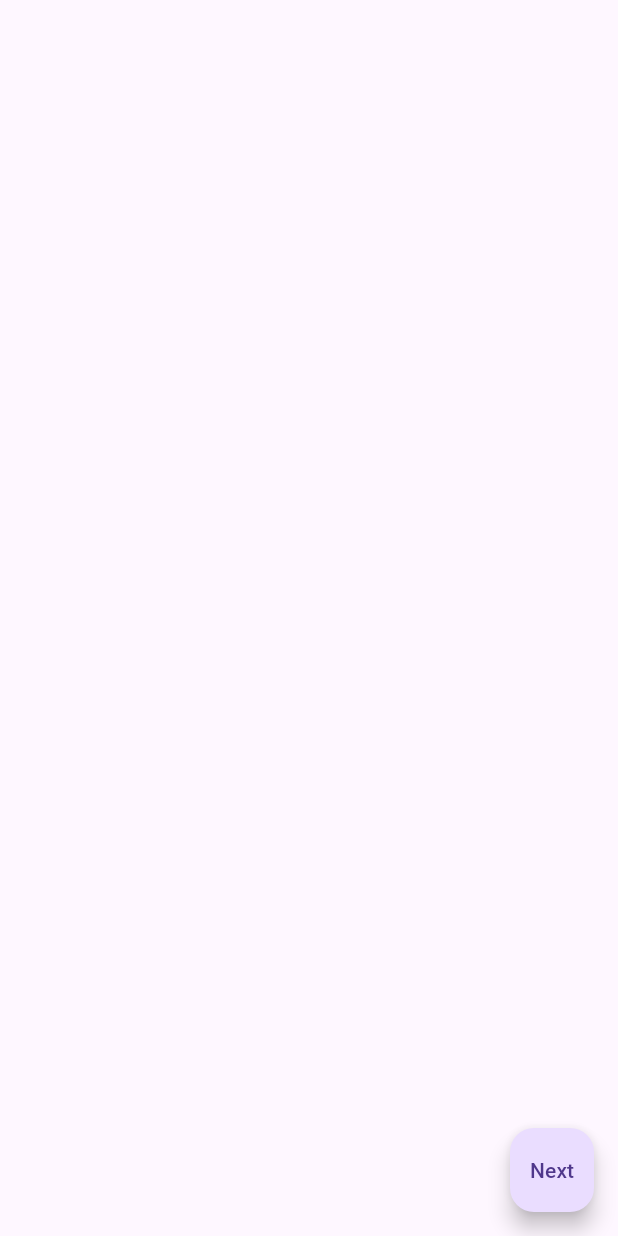
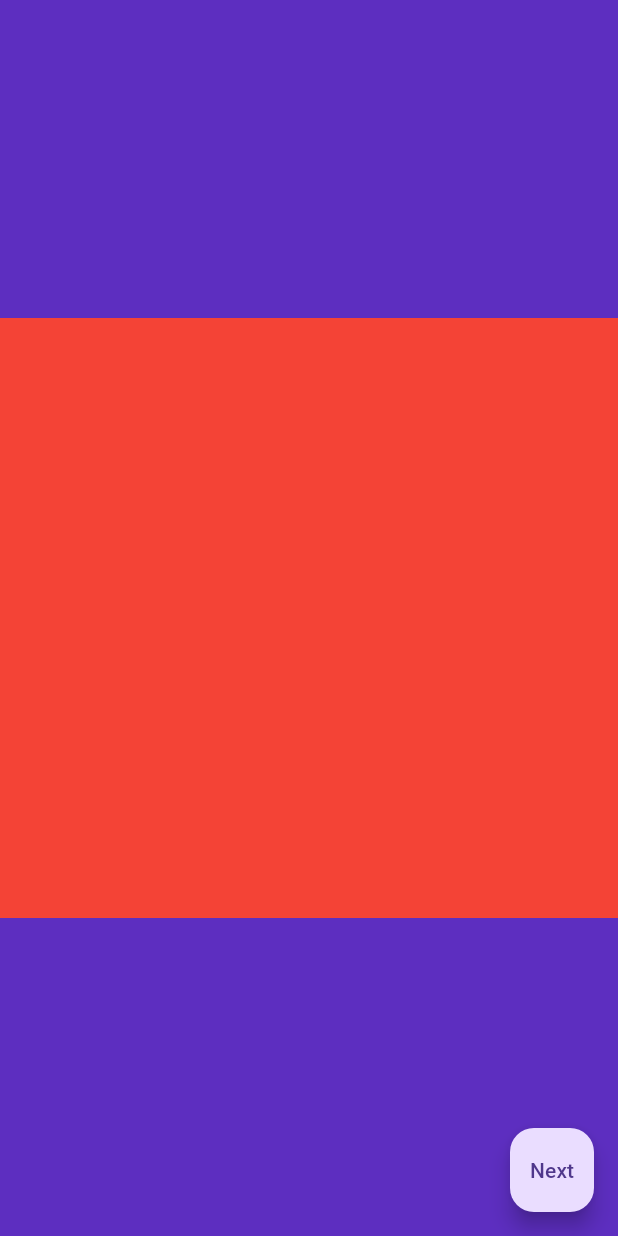
Before and after one commit to sandesh-z/curve_extrapolation, a Flutter app: the screen it shows after launch, on a phone screen of 412 x 824 dp. Run offline on Flutter 3.47's test engine with Material 3 defaults, Android fonts, the light colour scheme and no system bars; our stand-ins replace flutter_bloc, freezed_annotation.

Commit message:
update: ui updated

```diff
--- a/lib/screens/draggable_screen.dart
+++ b/lib/screens/draggable_screen.dart
@@ -33,6 +33,7 @@ class _DraggableScreenState extends State<DraggableScreen> {
                   child: Stack(
                     children: [
                       DraggedPoint(
+                        parentSize: 400.0,
                         initialPosition: offset,
                         index: index,
                       ),
@@ -40,6 +41,9 @@ class _DraggableScreenState extends State<DraggableScreen> {
                   ),
                 );
               }),
+              CustomPaint(
+                  painter:
+                      SplinePainter(offset: widget.offsets, strokeWidth: 2.0)),
             ],
           );
         },
--- a/lib/screens/home_screen.dart
+++ b/lib/screens/home_screen.dart
@@ -1,5 +1,7 @@
 import 'package:curve_extrapolation/home_bloc/home_bloc.dart';
 import 'package:curve_extrapolation/screens/draggable_screen.dart';
+import 'package:curve_extrapolation/utils/spline_painter.dart';
+
 import 'package:flutter/material.dart';
 import 'package:flutter_bloc/flutter_bloc.dart';
 
@@ -13,6 +15,7 @@ class HomeScreen extends StatefulWidget {
 class _HomeScreenState extends State<HomeScreen> {
   double posx = 100.0;
   double posy = 100.0;
+
   List<Offset> offsets = [];
 
   void onTapDown(BuildContext context, TapDownDetails details) {
@@ -30,45 +33,44 @@ class _HomeScreenState extends State<HomeScreen> {
     });
   }
 
-  bool paint = false;
-  bool onNextpressed = false;
-
   @override
   Widget build(BuildContext context) {
     return Scaffold(
+      backgroundColor: const Color(0xff5D2EC0),
       floatingActionButton: FloatingActionButton(
           onPressed: () {
-            setState(() {
-              onNextpressed = true;
-            });
             context.read<HomeBloc>().add(HomeEvent.addControlPoints(offsets));
             Navigator.of(context).push(MaterialPageRoute(
                 builder: (_) => DraggableScreen(offsets: offsets)));
           },
           child: const Text("Next")),
-      body: InkWell(
-        mouseCursor: MaterialStateMouseCursor.clickable,
-        onTapDown: (TapDownDetails details) {
-          //paint
-          onTapDown(context, details);
-        },
-        child: Stack(
+      body: Stack(
         children: [
-            for (var offset in offsets) ...[
-              Stack(
-                children: [
+          GestureDetector(
+            onTapDown: (details) => onTapDown(context, details),
+            child: Center(
+              child: Container(
+                color: Colors.red,
+                height: 400,
+                width: double.infinity,
+              ),
+            ),
+          ),
+          for (final offset in offsets)
             Positioned(
               left: offset.dx - 10,
               top: offset.dy - 10,
               child: const CircleAvatar(
                 radius: 10,
-                        backgroundColor: Colors.red,
-                      ))
+                backgroundColor: Color(0xffE7AB00),
+              ),
+            ),
+          offsets.length > 4
+              ? CustomPaint(
+                  painter: SplinePainter(offset: offsets, strokeWidth: 2.0),
+                )
+              : Container()
         ],
-              ),
-            ]
-          ],
-        ),
       ),
     );
   }
```
Also changed, not shown: lib/widgets/dragged_point.dart (+18 -5 lines). Lines whose indentation alone changed are shown as unchanged.
